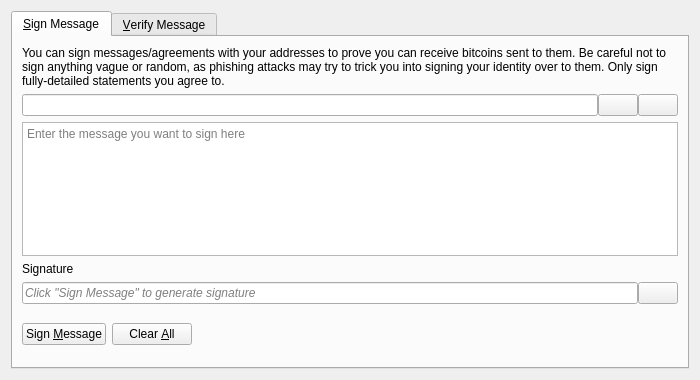
Before: the Qt Designer form src/qt/forms/signverifymessagedialog.ui in syglee7/zenacoin-ver2, drawn with Qt 5.
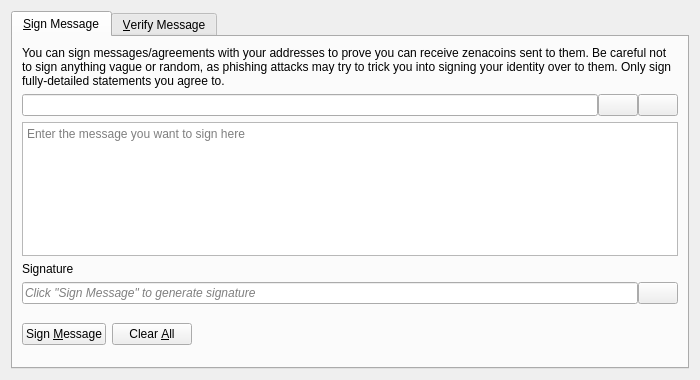
After: the same form once the commit is applied. Icons and pictures are not drawn. Custom widgets are drawn as their Qt base class.

The edit to the form file:
```diff
--- a/src/qt/forms/signverifymessagedialog.ui
+++ b/src/qt/forms/signverifymessagedialog.ui
@@ -30,7 +30,7 @@
        <item>
         <widget class="QLabel" name="infoLabel_SM">
          <property name="text">
-          <string>You can sign messages/agreements with your addresses to prove you can receive bitcoins sent to them. Be careful not to sign anything vague or random, as phishing attacks may try to trick you into signing your identity over to them. Only sign fully-detailed statements you agree to.</string>
+          <string>You can sign messages/agreements with your addresses to prove you can receive zenacoins sent to them. Be careful not to sign anything vague or random, as phishing attacks may try to trick you into signing your identity over to them. Only sign fully-detailed statements you agree to.</string>
          </property>
          <property name="textFormat">
           <enum>Qt::PlainText</enum>
```
Left out of the diff: 26 changed lines with no effect on the pictures.
